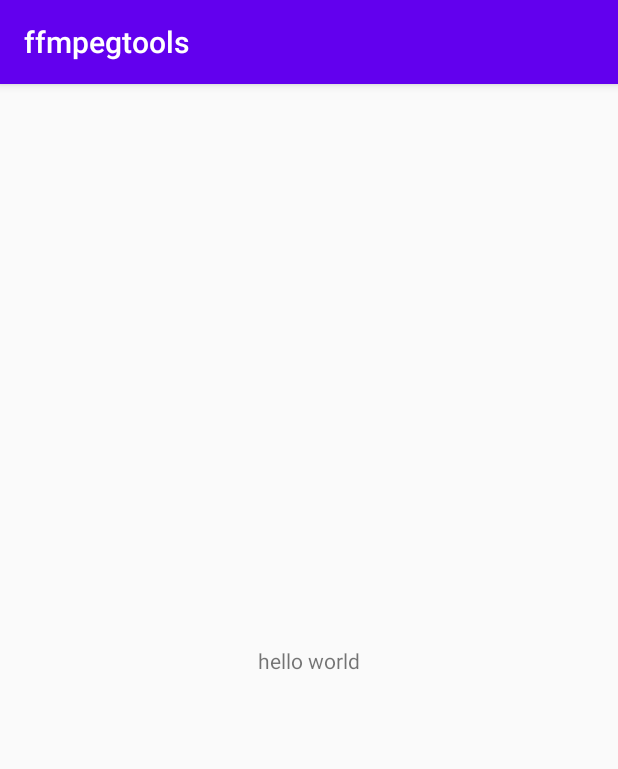
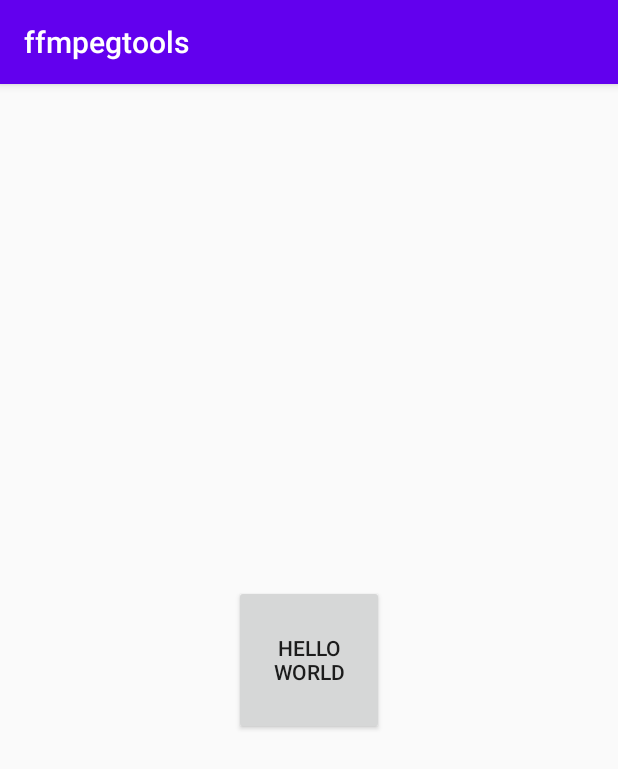
Before and after one commit to jdpxiaoming/FFmpegTools, an Android app: the screen it shows after launch (MainActivity), on a phone screen of 412 x 824 dp. Shown: the top 769 px of the screen. Run offline under Robolectric (Android 15) with nearby library versions, the phone set to English and light mode, and no system bars; 1 statement that could not run was skipped.

```diff
--- a/app/src/main/java/com/example/ffmpegtools/MainActivity.java
+++ b/app/src/main/java/com/example/ffmpegtools/MainActivity.java
@@ -4,16 +4,14 @@ import androidx.annotation.NonNull;
 import androidx.appcompat.app.AppCompatActivity;
 import androidx.core.app.ActivityCompat;
 import androidx.core.content.ContextCompat;
-
 import android.Manifest;
 import android.content.pm.PackageManager;
-import android.os.Build;
 import android.os.Bundle;
 import android.os.Environment;
 import android.view.View;
+import android.widget.Button;
 import android.widget.TextView;
 import android.widget.Toast;
-
 import java.io.File;
 
 public class MainActivity extends AppCompatActivity {
@@ -31,7 +29,7 @@ public class MainActivity extends AppCompatActivity {
         super.onCreate(savedInstanceState);
         setContentView(R.layout.activity_main);
         // Example of a call to a native method
-        TextView tv = findViewById(R.id.sample_text);
+        Button tv = findViewById(R.id.sample_text);
         tv.setText("hello world");
 
         tv.setOnClickListener(new View.OnClickListener() {
--- a/app/src/main/res/layout/activity_main.xml
+++ b/app/src/main/res/layout/activity_main.xml
@@ -6,10 +6,10 @@
     android:layout_height="match_parent"
     tools:context=".MainActivity">
 
-    <TextView
+    <Button
         android:id="@+id/sample_text"
-        android:layout_width="wrap_content"
-        android:layout_height="wrap_content"
+        android:layout_width="100dp"
+        android:layout_height="100dp"
         android:text="Hello World!"
         app:layout_constraintBottom_toBottomOf="parent"
         app:layout_constraintLeft_toLeftOf="parent"
```
Also changed, not shown: 3 other files.
